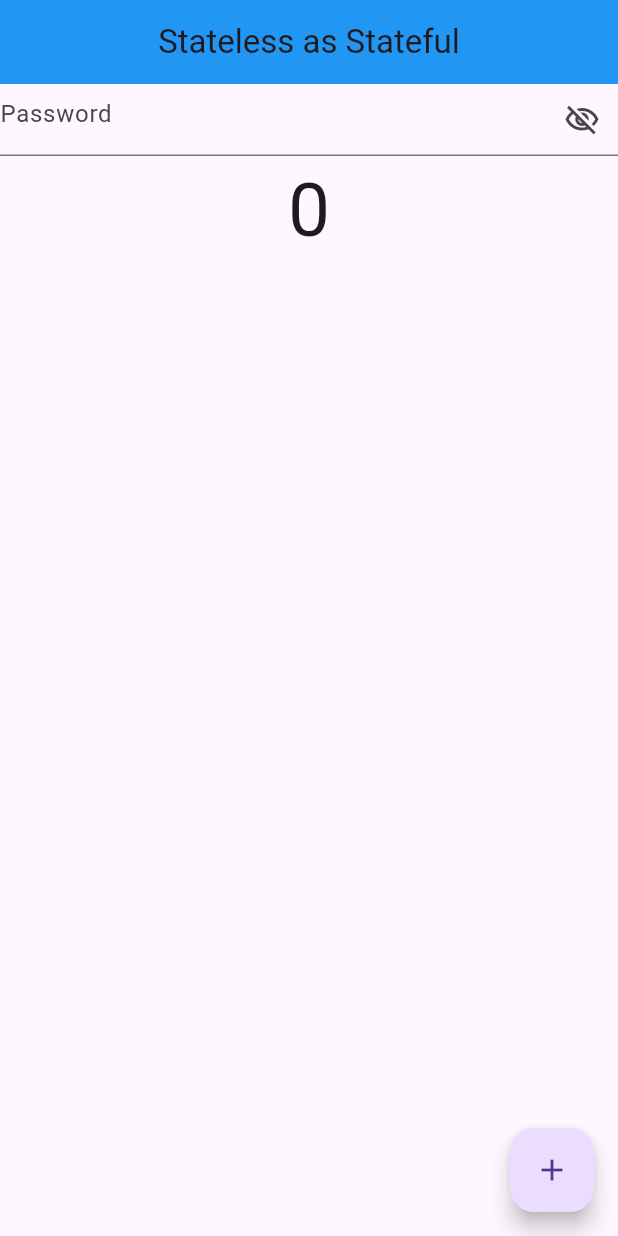
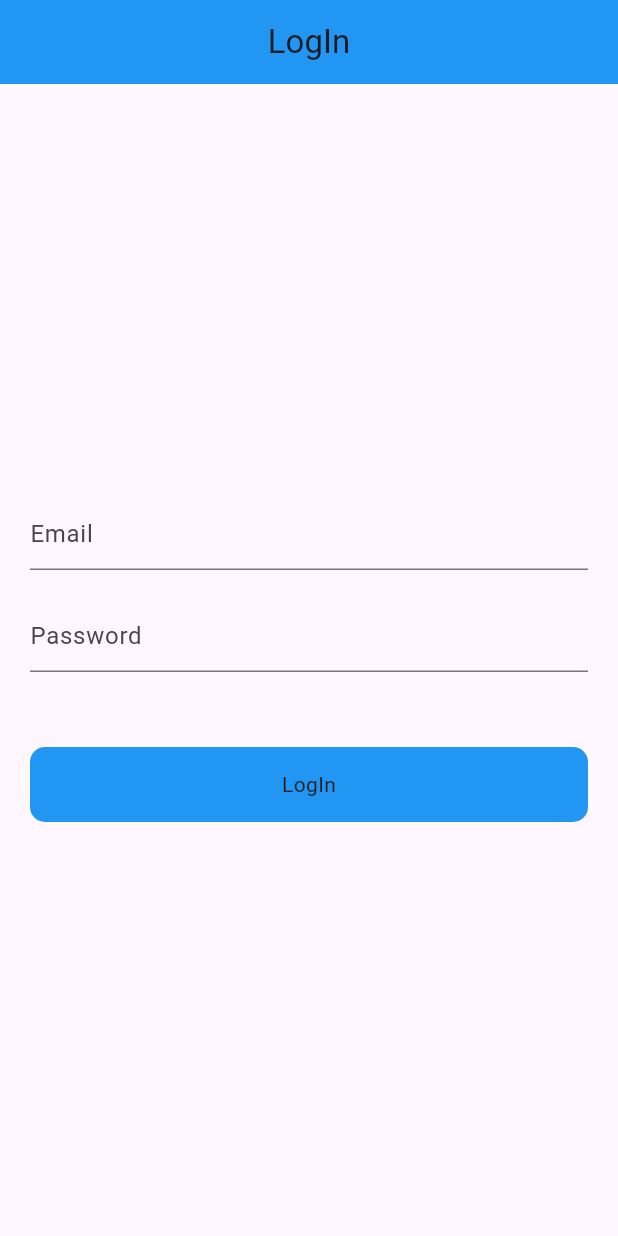
Before and after one commit to d19rsabhah/counter, a Flutter app: the screen it shows after launch, on a phone screen of 412 x 824 dp. Run offline on Flutter 3.47's test engine with Material 3 defaults, Android fonts, the phone set to English and light mode, and no system bars.

Commit message:
login screen using restapi

```diff
--- a/lib/main.dart
+++ b/lib/main.dart
@@ -1,3 +1,4 @@
+import 'package:counter/provider/auth_provider.dart';
 import 'package:counter/provider/count_provider.dart';
 import 'package:counter/provider/example_one_provider.dart';
 import 'package:counter/provider/favourite_provider.dart';
@@ -6,6 +7,7 @@ import 'package:counter/screen/count_example.dart';
 import 'package:counter/screen/dark_theme.dart';
 import 'package:counter/screen/example_one.dart';
 import 'package:counter/screen/favourite/favourite_screen.dart';
+import 'package:counter/screen/login.dart';
 import 'package:counter/screen/value_notify_listner.dart';
 import 'package:flutter/material.dart';
 import 'package:provider/provider.dart';
@@ -21,7 +23,8 @@ class MyApp extends StatelessWidget {
           ChangeNotifierProvider(create: (_) => CountProvider()),
           ChangeNotifierProvider(create: (_) => ExampleOneProvider()),
           ChangeNotifierProvider(create: (_) => FavouriteProvider()),
-          ChangeNotifierProvider(create: (_) => ThemeChanger())
+          ChangeNotifierProvider(create: (_) => ThemeChanger()),
+          ChangeNotifierProvider(create: (_) => AuthProvider())
         ],
         child: Builder(builder: (BuildContext context) {
           final themeChanger = Provider.of<ThemeChanger>(context);
@@ -42,7 +45,7 @@ class MyApp extends StatelessWidget {
                   backgroundColor: Colors.teal,
                 ),
                 iconTheme: IconThemeData(color: Colors.red)),
-            home: NotifyListenerScreen(),
+            home: LogInScreen(),
           );
         }));
   }
--- /dev/null
+++ b/lib/provider/auth_provider.dart
@@ -0,0 +1,30 @@
+import 'package:flutter/foundation.dart';
+import 'package:http/http.dart';
+
+class AuthProvider with ChangeNotifier {
+  bool _loading = false;
+  bool get loading => _loading;
+
+  setLoading(bool value) {
+    _loading = value;
+    notifyListeners();
+  }
+
+  void login(String email, String password) async {
+    setLoading(true);
+    try {
+      Response response = await post(Uri.parse('https://reqres.in/api/login'),
+          body: {'email': email, 'password': password});
+      if (response.statusCode == 200) {
+        print('Successful!!');
+        setLoading(false);
+      } else {
+        print('failed!!');
+        setLoading(false);
+      }
+    } catch (e) {
+      setLoading(false);
+      print(e.toString());
+    }
+  }
+}
--- /dev/null
+++ b/lib/screen/login.dart
@@ -0,0 +1,73 @@
+import 'package:counter/provider/auth_provider.dart';
+import 'package:flutter/material.dart';
+import 'package:provider/provider.dart';
+
+class LogInScreen extends StatefulWidget {
+  const LogInScreen({super.key});
+
+  @override
+  State<LogInScreen> createState() => _LogInScreenState();
+}
+
+class _LogInScreenState extends State<LogInScreen> {
+  TextEditingController emailController = TextEditingController();
+  TextEditingController passwordController = TextEditingController();
+
+  @override
+  Widget build(BuildContext context) {
+    final authProvider = Provider.of<AuthProvider>(context);
+    return Scaffold(
+      appBar: AppBar(
+        title: Center(child: Text('LogIn')),
+      ),
+      body: Padding(
+        padding: const EdgeInsets.all(20.0),
+        child: Column(
+          mainAxisAlignment: MainAxisAlignment.center,
+          crossAxisAlignment: CrossAxisAlignment.center,
+          children: [
+            TextFormField(
+              controller: emailController,
+              decoration: InputDecoration(
+                hintText: 'Email',
+              ),
+            ),
+            SizedBox(
+              height: 20,
+            ),
+            TextFormField(
+              obscureText: true,
+              controller: passwordController,
+              decoration: InputDecoration(
+                hintText: 'Password',
+              ),
+            ),
+            SizedBox(
+              height: 50,
+            ),
+            InkWell(
+              onTap: () {
+                authProvider.login(emailController.text.toString(),
+                    passwordController.text.toString());
+              },
+              child: Container(
+                height: 50,
+                decoration: BoxDecoration(
+                  color: Colors.blue,
+                  borderRadius: BorderRadius.circular(10),
+                ),
+                child: Center(
+                  child: authProvider.loading
+                      ? CircularProgressIndicator(
+                          color: Colors.white,
+                        )
+                      : Text('LogIn'),
+                ),
+              ),
+            )
+          ],
+        ),
+      ),
+    );
+  }
+}
--- a/pubspec.yaml
+++ b/pubspec.yaml
@@ -35,6 +35,7 @@ dependencies:
   # Use with the CupertinoIcons class for iOS style icons.
   cupertino_icons: ^1.0.2
   provider: ^6.1.1
+  http:
 
 dev_dependencies:
   flutter_test:
```
Also changed, not shown: pubspec.lock, 1 other file.
